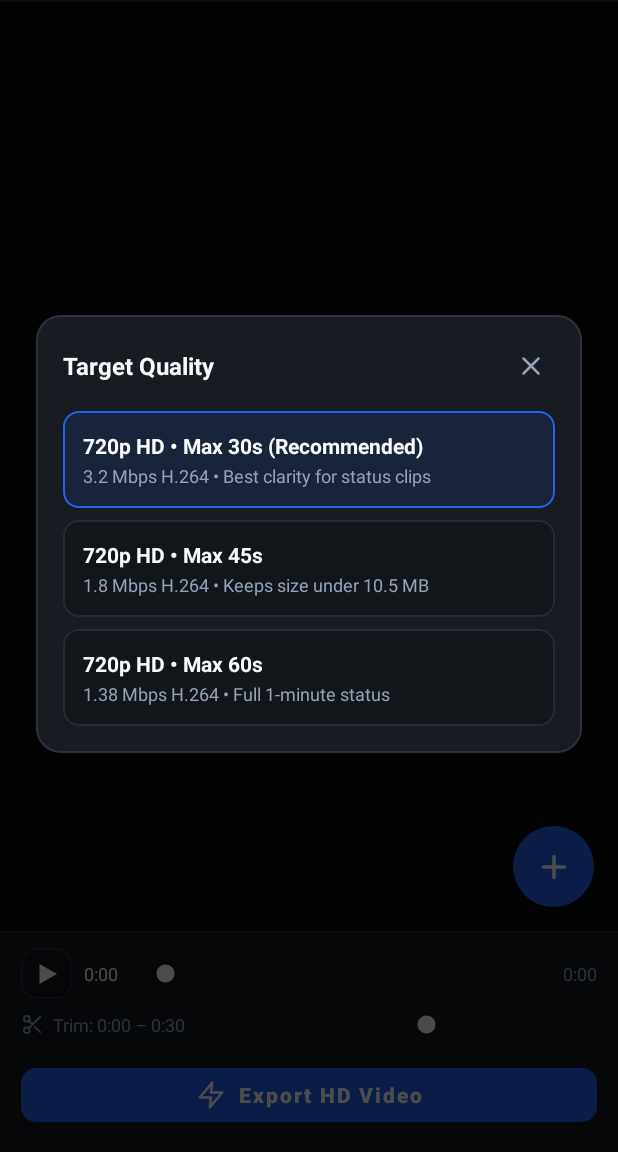
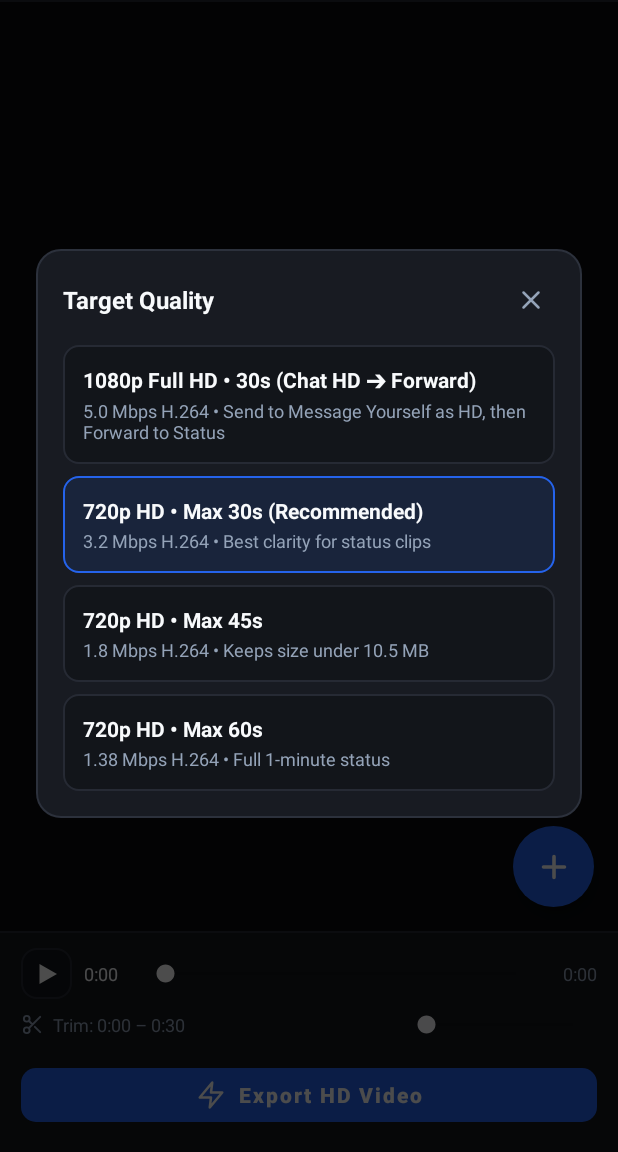
Before and after one commit to XC0D3-X/StatsHD, an Android app: the screen it shows after launch (MainActivity), after a tap on "720p HD • 30s", on a phone screen of 412 x 824 dp, the part 84-1236 px from its top. Run offline under Robolectric (Android 15) with nearby library versions, the phone set to English and light mode, and no system bars.

Commit message:
feat(v1.4.3-beta): add 1080p Full HD 5Mbps preset for Chat HD -> Forward True HD bypass

```diff
--- a/app/build.gradle.kts
+++ b/app/build.gradle.kts
@@ -11,8 +11,8 @@ android {
         applicationId = "com.stathd.purestatus"
         minSdk = 26
         targetSdk = 34
-        versionCode = 8
-        versionName = "1.4.2-beta"
+        versionCode = 9
+        versionName = "1.4.3-beta"
     }
 
     buildTypes {
--- a/app/src/main/java/com/stathd/purestatus/MainActivity.kt
+++ b/app/src/main/java/com/stathd/purestatus/MainActivity.kt
@@ -65,11 +65,13 @@ class MainActivity : AppCompatActivity() {
         val pillLabel: String,
         val maxClipDurationMs: Long,
         val maxLongSidePx: Int,
-        val maxBitrateBps: Int
+        val maxBitrateBps: Int,
+        val maxFileSizeMb: Double
     ) {
-        CLIP_30S_ULTRA("720p HD • 30s", 30_000L, 1280, 3_200_000),
-        CLIP_45S_HD("720p HD • 45s", 45_000L, 1280, 1_800_000),
-        CLIP_60S_FULL("720p HD • 60s", 60_000L, 1280, 1_380_000)
+        CLIP_30S_1080P("1080p FHD • 30s", 30_000L, 1920, 5_000_000, 15.5),
+        CLIP_30S_ULTRA("720p HD • 30s", 30_000L, 1280, 3_200_000, 10.2),
+        CLIP_45S_HD("720p HD • 45s", 45_000L, 1280, 1_800_000, 10.2),
+        CLIP_60S_FULL("720p HD • 60s", 60_000L, 1280, 1_380_000, 10.2)
     }
 
     enum class CompareMode {
@@ -125,6 +127,7 @@ class MainActivity : AppCompatActivity() {
 
     private lateinit var overlayPresetPopup: FrameLayout
     private lateinit var btnClosePreset: ImageButton
+    private lateinit var cardPreset1080: LinearLayout
     private lateinit var cardPreset30: LinearLayout
     private lateinit var cardPreset45: LinearLayout
     private lateinit var cardPreset60: LinearLayout
@@ -245,6 +248,7 @@ class MainActivity : AppCompatActivity() {
 
         overlayPresetPopup = findViewById(R.id.overlayPresetPopup)
         btnClosePreset = findViewById(R.id.btnClosePreset)
+        cardPreset1080 = findViewById(R.id.cardPreset1080)
         cardPreset30 = findViewById(R.id.cardPreset30)
         cardPreset45 = findViewById(R.id.cardPreset45)
         cardPreset60 = findViewById(R.id.cardPreset60)
@@ -282,6 +286,7 @@ class MainActivity : AppCompatActivity() {
         btnClosePreset.setOnClickListener { overlayPresetPopup.visibility = View.GONE }
         overlayPresetPopup.setOnClickListener { overlayPresetPopup.visibility = View.GONE }
 
+        cardPreset1080.setOnClickListener { selectPreset(StatusPreset.CLIP_30S_1080P) }
         cardPreset30.setOnClickListener { selectPreset(StatusPreset.CLIP_30S_ULTRA) }
         cardPreset45.setOnClickListener { selectPreset(StatusPreset.CLIP_45S_HD) }
         cardPreset60.setOnClickListener { selectPreset(StatusPreset.CLIP_60S_FULL) }
@@ -397,6 +402,9 @@ class MainActivity : AppCompatActivity() {
     private fun selectPreset(preset: StatusPreset) {
         currentPreset = preset
         tvPresetPill.text = preset.pillLabel
+        cardPreset1080.setBackgroundResource(
+            if (preset == StatusPreset.CLIP_30S_1080P) R.drawable.bg_preset_selected else R.drawable.bg_preset_unselected
+        )
         cardPreset30.setBackgroundResource(
             if (preset == StatusPreset.CLIP_30S_ULTRA) R.drawable.bg_preset_selected else R.drawable.bg_preset_unselected
         )
@@ -924,7 +932,7 @@ class MainActivity : AppCompatActivity() {
         }
 
         val audioBitrateBps = if (switchMuteAudio.isChecked) 0 else 128_000
-        val maxTotalBits = 10.2 * 1024.0 * 1024.0 * 8.0
+        val maxTotalBits = currentPreset.maxFileSizeMb * 1024.0 * 1024.0 * 8.0
         val maxSafeVideoBps = ((maxTotalBits / clipDurationSec) - audioBitrateBps).toInt()
         return min(currentPreset.maxBitrateBps, max(900_000, maxSafeVideoBps))
     }
--- a/app/src/main/res/layout/activity_main.xml
+++ b/app/src/main/res/layout/activity_main.xml
@@ -567,7 +567,7 @@
                 android:layout_width="wrap_content"
                 android:layout_height="wrap_content"
                 android:layout_marginTop="12dp"
-                android:text="StatHD v1.4.2-beta"
+                android:text="StatHD v1.4.3-beta"
                 android:textColor="@color/text_muted"
                 android:textSize="12sp" />
         </LinearLayout>
@@ -623,10 +623,38 @@
             </LinearLayout>
 
             <LinearLayout
+                android:id="@+id/cardPreset1080"
+                android:layout_width="match_parent"
+                android:layout_height="wrap_content"
+                android:layout_marginTop="4dp"
+                android:background="@drawable/bg_preset_unselected"
+                android:clickable="true"
+                android:focusable="true"
+                android:orientation="vertical"
+                android:padding="13dp">
+
+                <TextView
+                    android:layout_width="wrap_content"
+                    android:layout_height="wrap_content"
+                    android:text="1080p Full HD • 30s (Chat HD ➔ Forward)"
+                    android:textColor="@color/text_primary"
+                    android:textSize="14sp"
+                    android:textStyle="bold" />
+
+                <TextView
+                    android:layout_width="wrap_content"
+                    android:layout_height="wrap_content"
+                    android:layout_marginTop="2dp"
+                    android:text="5.0 Mbps H.264 • Send to Message Yourself as HD, then Forward to Status"
+                    android:textColor="@color/text_secondary"
+                    android:textSize="12sp" />
+            </LinearLayout>
+
+            <LinearLayout
                 android:id="@+id/cardPreset30"
                 android:layout_width="match_parent"
                 android:layout_height="wrap_content"
-                android:layout_marginTop="4dp"
+                android:layout_marginTop="8dp"
                 android:background="@drawable/bg_preset_selected"
                 android:clickable="true"
                 android:focusable="true"
@@ -767,6 +795,15 @@
                 android:textColor="@color/text_secondary"
                 android:textSize="13sp" />
 
+            <TextView
+                android:id="@+id/tvHdForwardTip"
+                android:layout_width="match_parent"
+                android:layout_height="wrap_content"
+                android:layout_marginTop="8dp"
+                android:text="True HD Tip: Share to Message Yourself ➔ tap HD ➔ Forward to My Status (bypasses 3.9 MB compression)."
+                android:textColor="@color/accent_blue_light"
+                android:textSize="11sp" />
+
             <com.google.android.material.button.MaterialButton
                 android:id="@+id/btnCompareNow"
                 style="@style/Widget.MaterialComponents.Button.OutlinedButton"
```
Also changed, not shown: 1 other file.
